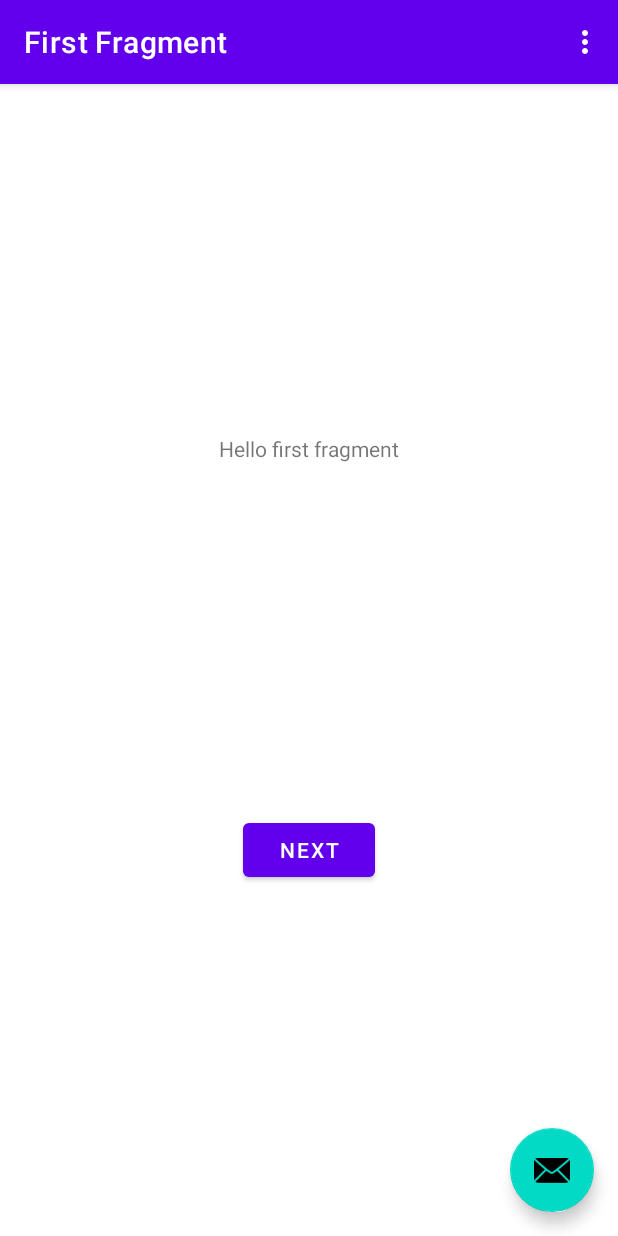
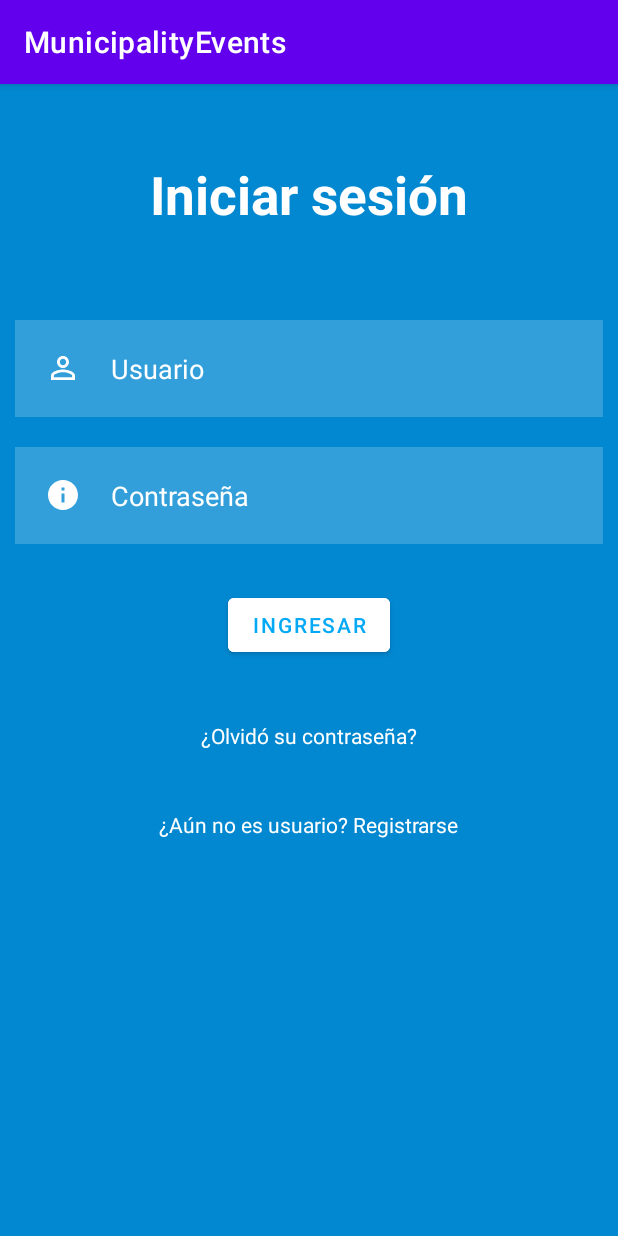
Before and after one commit to MartinMarandola/municipality-events-android, an Android app: the screen it shows after launch (MainActivity before the commit, LoginActivity after it), on a phone screen of 412 x 824 dp. Run offline under Robolectric (Android 15) with nearby library versions, the phone set to English and light mode, and no system bars.

Commit message:
-added login screen with basic auth

```diff
--- a/app/src/main/AndroidManifest.xml
+++ b/app/src/main/AndroidManifest.xml
@@ -9,7 +9,9 @@
         android:roundIcon="@mipmap/ic_launcher_round"
         android:supportsRtl="true"
         android:theme="@style/Theme.MunicipalityEvents">
-
+        <activity
+            android:name=".LoginActivity"
+            android:exported="true" />
         <activity
             android:name=".SplashScreenActivity"
             android:exported="true"
@@ -24,7 +26,7 @@
             android:name=".MainActivity"
             android:exported="true"
             android:label="@string/app_name"
-            android:theme="@style/Theme.MunicipalityEvents.NoActionBar"></activity>
+            android:theme="@style/Theme.MunicipalityEvents.NoActionBar" />
     </application>
 
 </manifest>
--- /dev/null
+++ b/app/src/main/java/com/example/municipalityevents/LoginActivity.kt
@@ -0,0 +1,34 @@
+package com.example.municipalityevents
+
+import android.content.Intent
+import androidx.appcompat.app.AppCompatActivity
+import android.os.Bundle
+import android.view.View
+import android.widget.TextView
+import android.widget.Toast
+import com.google.android.material.button.MaterialButton
+
+class LoginActivity : AppCompatActivity() {
+    override fun onCreate(savedInstanceState: Bundle?) {
+        super.onCreate(savedInstanceState)
+        setContentView(R.layout.activity_login)
+
+        var username = findViewById<TextView>(R.id.username);
+        var password = findViewById<TextView>(R.id.password);
+        var loginbtn = findViewById<MaterialButton>(R.id.loginButton);
+
+        //Hardcoded login
+
+        loginbtn.setOnClickListener(View.OnClickListener {
+            if (username.text.toString().equals("admin") && password.text.toString().equals("admin")){
+                Toast.makeText(this, "LOGIN SUCCESSFULL", Toast.LENGTH_SHORT).show()
+                val i = Intent(this, MainActivity::class.java)
+                startActivity(i)
+            } else {
+                Toast.makeText(this, "LOGIN FAILED", Toast.LENGTH_SHORT).show()
+            }
+
+        })
+
+    }
+}
--- a/app/src/main/java/com/example/municipalityevents/SplashScreenActivity.kt
+++ b/app/src/main/java/com/example/municipalityevents/SplashScreenActivity.kt
@@ -13,7 +13,7 @@ class SplashScreenActivity : AppCompatActivity() {
         var splashScreen = findViewById(R.id.iv_note) as ImageView
         splashScreen.alpha = 0f;
         splashScreen.animate().setDuration(2500).alpha(1f).withEndAction(){
-            val i = Intent(this, MainActivity::class.java)
+            val i = Intent(this, LoginActivity::class.java)
             startActivity(i)
             overridePendingTransition(android.R.anim.fade_in, android.R.anim.fade_out)
             finish()
--- /dev/null
+++ b/app/src/main/res/drawable/ic_baseline_info_24.xml
@@ -0,0 +1,5 @@
+<vector android:height="24dp" android:tint="#FFFFFF"
+    android:viewportHeight="24" android:viewportWidth="24"
+    android:width="24dp" xmlns:android="http://schemas.android.com/apk/res/android">
+    <path android:fillColor="@android:color/white" android:pathData="M12,2C6.48,2 2,6.48 2,12s4.48,10 10,10 10,-4.48 10,-10S17.52,2 12,2zM13,17h-2v-6h2v6zM13,9h-2L11,7h2v2z"/>
+</vector>
--- /dev/null
+++ b/app/src/main/res/drawable/ic_baseline_person_outline_24.xml
@@ -0,0 +1,5 @@
+<vector android:height="24dp" android:tint="#FFFFFF"
+    android:viewportHeight="24" android:viewportWidth="24"
+    android:width="24dp" xmlns:android="http://schemas.android.com/apk/res/android">
+    <path android:fillColor="@android:color/white" android:pathData="M12,5.9c1.16,0 2.1,0.94 2.1,2.1s-0.94,2.1 -2.1,2.1S9.9,9.16 9.9,8s0.94,-2.1 2.1,-2.1m0,9c2.97,0 6.1,1.46 6.1,2.1v1.1L5.9,18.1L5.9,17c0,-0.64 3.13,-2.1 6.1,-2.1M12,4C9.79,4 8,5.79 8,8s1.79,4 4,4 4,-1.79 4,-4 -1.79,-4 -4,-4zM12,13c-2.67,0 -8,1.34 -8,4v3h16v-3c0,-2.66 -5.33,-4 -8,-4z"/>
+</vector>
--- /dev/null
+++ b/app/src/main/res/layout/activity_login.xml
@@ -0,0 +1,83 @@
+<?xml version="1.0" encoding="utf-8"?>
+<RelativeLayout xmlns:android="http://schemas.android.com/apk/res/android"
+    xmlns:app="http://schemas.android.com/apk/res-auto"
+    xmlns:tools="http://schemas.android.com/tools"
+    android:layout_width="match_parent"
+    android:layout_height="match_parent"
+    android:background="#0288d1"
+    tools:context=".LoginActivity">
+
+
+    <TextView
+        android:layout_width="match_parent"
+        android:layout_height="wrap_content"
+        android:layout_margin="50dp"
+        android:id="@+id/signin"
+        android:text="@string/signIn"
+        android:textColor="@color/white"
+        android:textSize="35dp"
+        android:textStyle="bold"
+        android:gravity="center"/>
+
+    <EditText
+        android:layout_width="match_parent"
+        android:layout_height="wrap_content"
+        android:id="@+id/username"
+        android:layout_below="@+id/signin"
+        android:hint="@string/userNameText"
+        android:textColor="@color/white"
+        android:textColorHint="@color/white"
+        android:layout_margin="10dp"
+        android:padding="20dp"
+        android:background="#30ffffff"
+        android:drawableLeft="@drawable/ic_baseline_person_outline_24"
+        android:drawablePadding="20dp"/>
+
+    <EditText
+        android:layout_width="match_parent"
+        android:layout_height="wrap_content"
+        android:id="@+id/password"
+        android:layout_below="@+id/username"
+        android:hint="@string/passwordText"
+        android:textColor="@color/white"
+        android:textColorHint="@color/white"
+        android:layout_margin="10dp"
+        android:padding="20dp"
+        android:background="#30ffffff"
+        android:drawableLeft="@drawable/ic_baseline_info_24"
+        android:drawablePadding="20dp"
+        android:inputType="textPassword"/>
+
+    <com.google.android.material.button.MaterialButton
+        android:layout_width="wrap_content"
+        android:layout_height="wrap_content"
+        android:id="@+id/loginButton"
+        android:layout_below="@+id/password"
+        android:text="@string/login"
+        android:backgroundTint="@color/white"
+        android:textColor="#03a9f4"
+        android:layout_centerHorizontal="true"
+        android:layout_margin="20dp"/>
+
+    <TextView
+        android:layout_width="wrap_content"
+        android:layout_height="wrap_content"
+        android:id="@+id/forgotPassword"
+        android:layout_below="@id/loginButton"
+        android:text="@string/forgotpassword"
+        android:textColor="@color/white"
+        android:layout_centerHorizontal="true"
+        android:layout_margin="20dp"/>
+
+    <TextView
+        android:layout_width="wrap_content"
+        android:layout_height="wrap_content"
+        android:id="@+id/signUp"
+        android:layout_below="@id/forgotPassword"
+        android:text="@string/signup"
+        android:textColor="@color/white"
+        android:layout_centerHorizontal="true"
+        android:layout_margin="20dp"/>
+
+
+</RelativeLayout>
--- a/app/src/main/res/values/strings.xml
+++ b/app/src/main/res/values/strings.xml
@@ -9,4 +9,10 @@
 
     <string name="hello_first_fragment">Hello first fragment</string>
     <string name="hello_second_fragment">Hello second fragment. Arg: %1$s</string>
+    <string name ="signIn">Iniciar sesión</string>
+    <string name="userNameText">Usuario</string>
+    <string name="passwordText">Contraseña</string>
+    <string name="login">Ingresar</string>
+    <string name="forgotpassword">¿Olvidó su contraseña?</string>
+    <string name="signup">¿Aún no es usuario? Registrarse </string>
 </resources>
```
